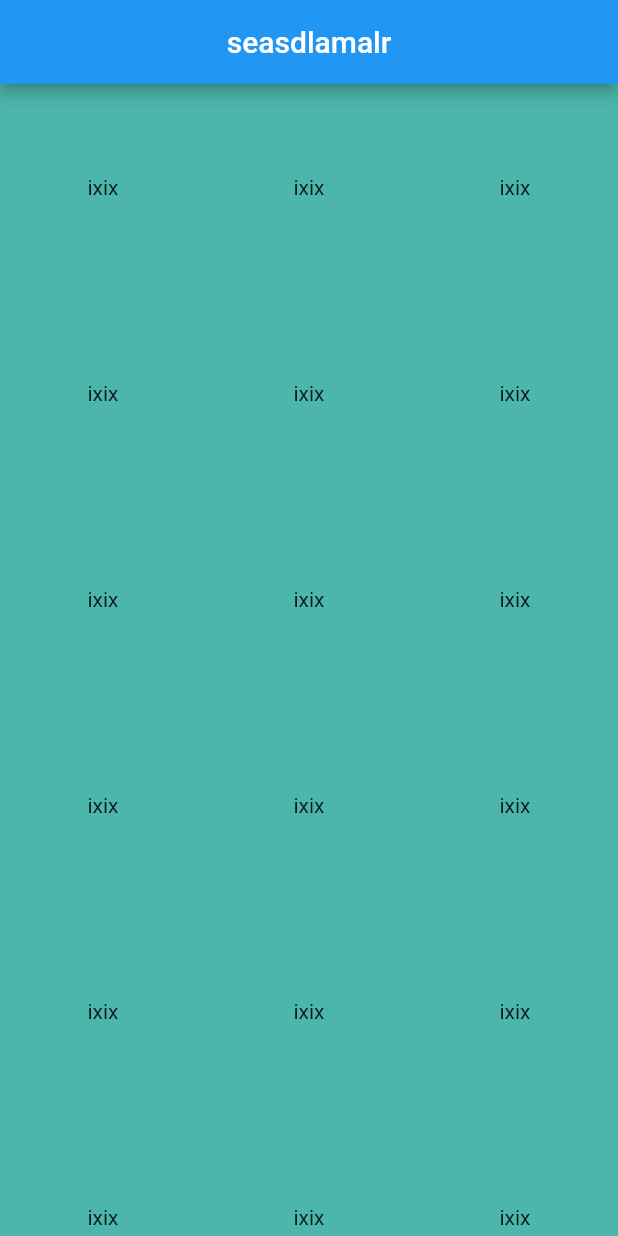
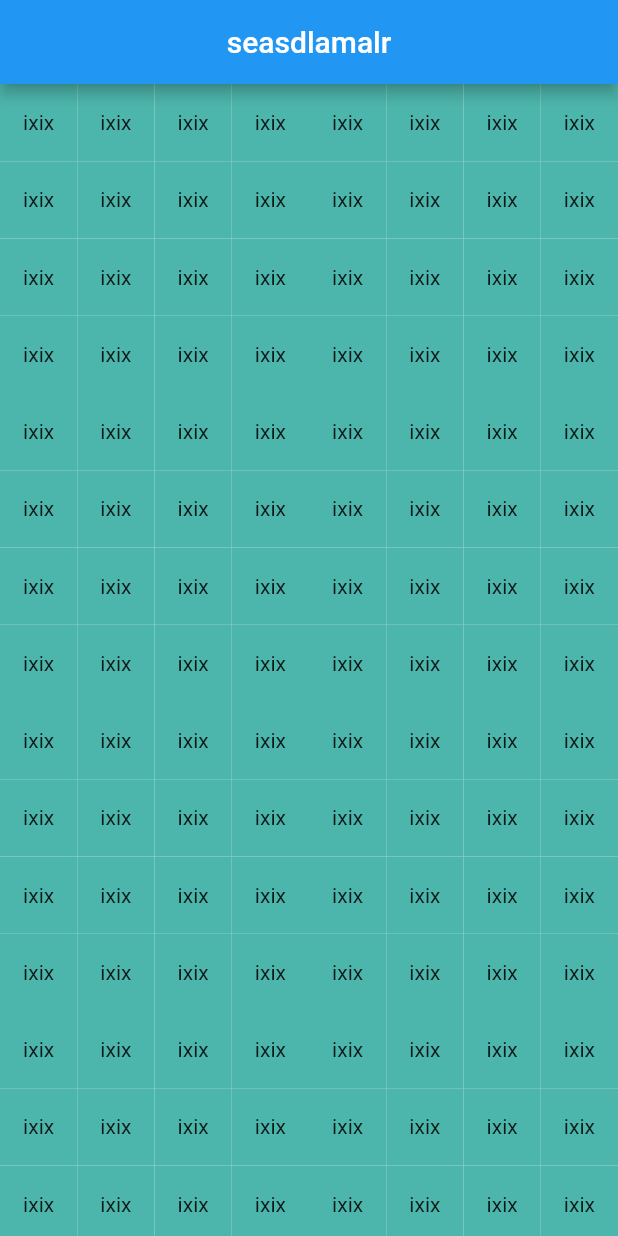
Before and after one commit to ixakblt/flutterdenemeler, a Flutter app: the screen it shows after launch, on a phone screen of 412 x 824 dp. Run offline on Flutter 3.47's test engine with Material 2 defaults, Android fonts, the phone set to English and light mode, and no system bars.

Commit message:
gridbuilder kullanimi

```diff
--- a/lib/gridViewkullanimi.dart
+++ b/lib/gridViewkullanimi.dart
@@ -19,9 +19,9 @@
   @override
   Widget build(BuildContext context) {
     return GridView.builder(
-      itemCount: 55,
+      itemCount: 199,
       gridDelegate:
-          SliverGridDelegateWithFixedCrossAxisCount(crossAxisCount: 3),
+          SliverGridDelegateWithFixedCrossAxisCount(crossAxisCount: 8),
       itemBuilder: (context, index) {
         return kutucuk();
       },
```
